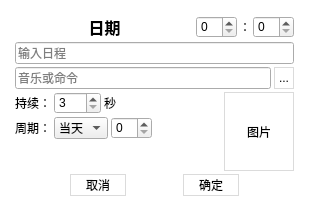
Before: the Qt Designer form editor.ui in noahsai/rili, drawn with Qt 5.
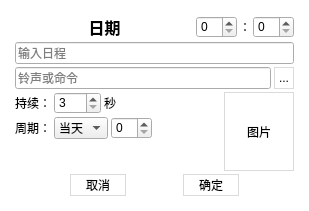
After: the same form once the commit is applied.

```diff
--- a/editor.ui
+++ b/editor.ui
@@ -131,7 +131,7 @@
           </sizepolicy>
          </property>
          <property name="placeholderText">
-          <string>音乐或命令</string>
+          <string>铃声或命令</string>
          </property>
         </widget>
        </item>
```
